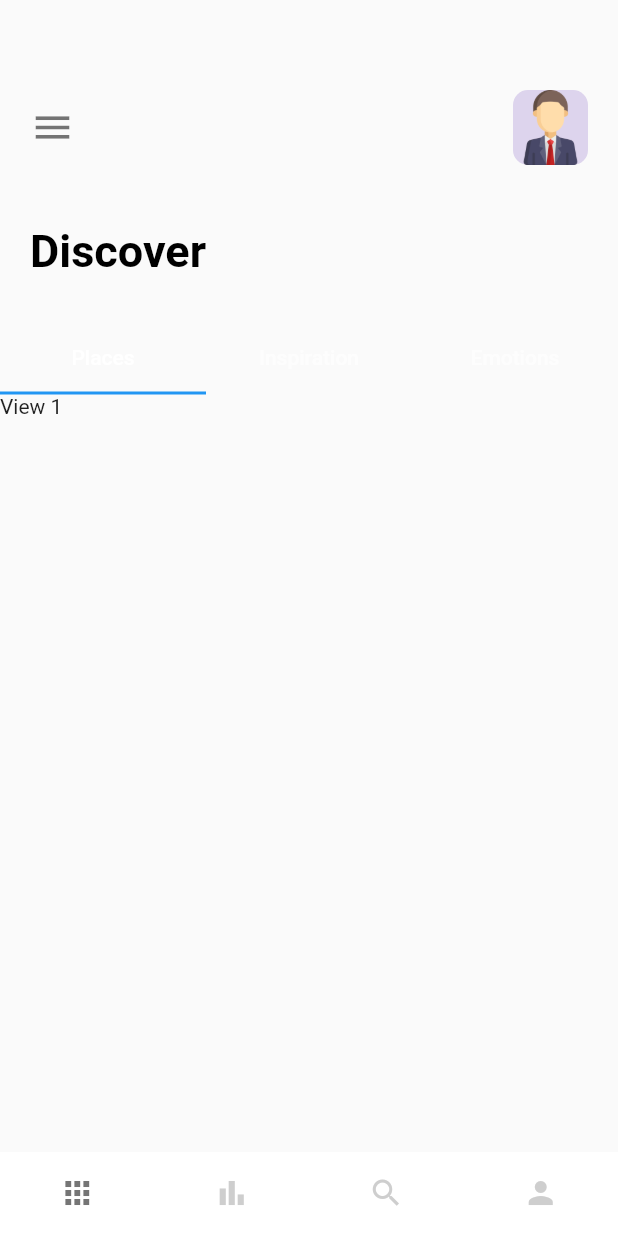
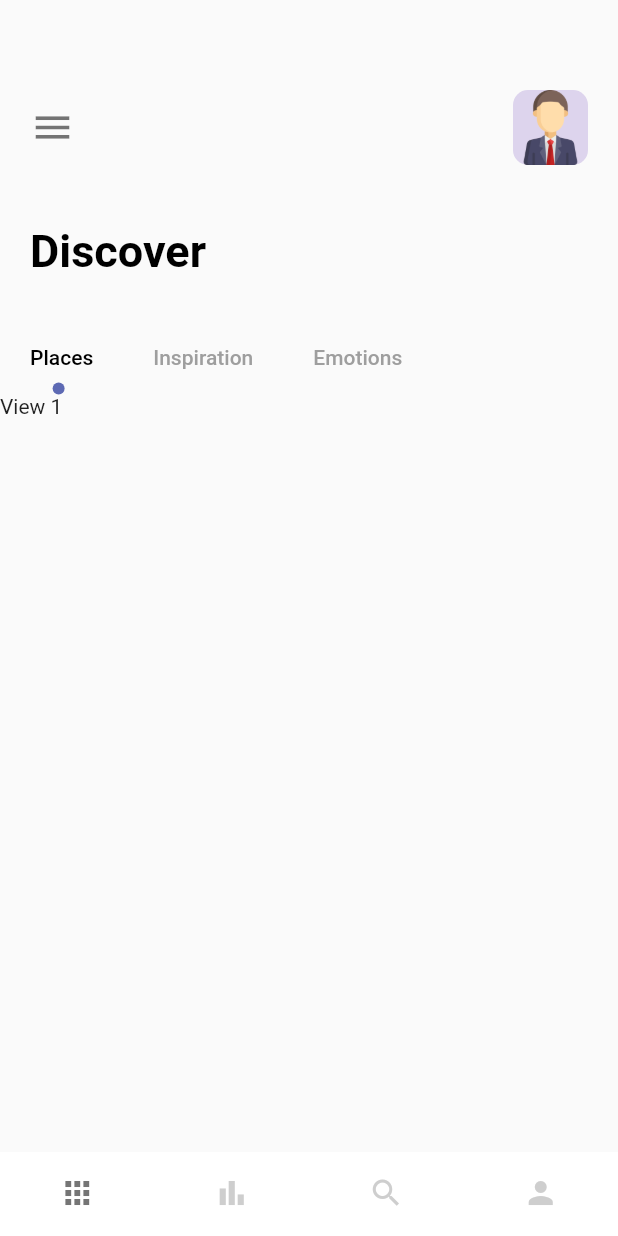
Before and after one commit to cjchika/travel_app, a Flutter app: the screen it shows after launch, on a phone screen of 412 x 824 dp. Run offline on Flutter 3.47's test engine with Material 2 defaults, Android fonts, the phone set to English and light mode, and no system bars.

Commit message:
Home Screen

```diff
--- a/lib/screens/navscreens/home_screen.dart
+++ b/lib/screens/navscreens/home_screen.dart
@@ -1,4 +1,5 @@
 import 'package:flutter/material.dart';
+import 'package:travel_app/misc/colors.dart';
 import 'package:travel_app/widgets/app_large_text.dart';
 
 class HomeScreen extends StatefulWidget {
@@ -47,13 +48,22 @@ class _HomeScreenState extends State<HomeScreen> with TickerProviderStateMixin {
           const SizedBox(height: 30),
           // TABBAR
           Container(
+            child: Align(
+              alignment: Alignment.centerLeft,
               child: TabBar(
+                labelPadding: const EdgeInsets.only(left: 20, right: 20),
                 controller: _tabController,
+                labelColor: Colors.black,
+                unselectedLabelColor: Colors.grey,
+                isScrollable: true,
+                indicatorSize: TabBarIndicatorSize.label,
+                indicator: CircleTabIndicator(color: AppColors.mainColor, radius: 4),
                 tabs: [
                   Tab(text: "Places"),
                   Tab(text: "Inspiration"),
                   Tab(text: "Emotions"),
                 ],
+              ),
             ),
           ),
           Container(
@@ -73,3 +83,33 @@ class _HomeScreenState extends State<HomeScreen> with TickerProviderStateMixin {
     );
   }
 }
+
+class CircleTabIndicator extends Decoration{
+  const CircleTabIndicator({required this.color, required this.radius});
+
+  final Color color;
+  final double radius;
+
+  @override
+  BoxPainter createBoxPainter([VoidCallback? onChanged]) {
+    return _CirclePainter(color: color, radius: radius);
+  }
+}
+
+class _CirclePainter extends BoxPainter{
+  const _CirclePainter({required this.color, required this.radius});
+
+  final Color color;
+  final double radius;
+
+  @override
+  void paint(Canvas canvas, Offset offset, ImageConfiguration configuration) {
+    Paint _paint = Paint();
+    _paint.color = color;
+    _paint.isAntiAlias = true;
+    final Offset circleOffset = Offset(configuration.size!.width/2 -radius/2, configuration.size!.height-radius);
+
+    canvas.drawCircle(offset+circleOffset, radius, _paint);
+  }
+
+}
```
Lines whose indentation alone changed are shown as unchanged.
